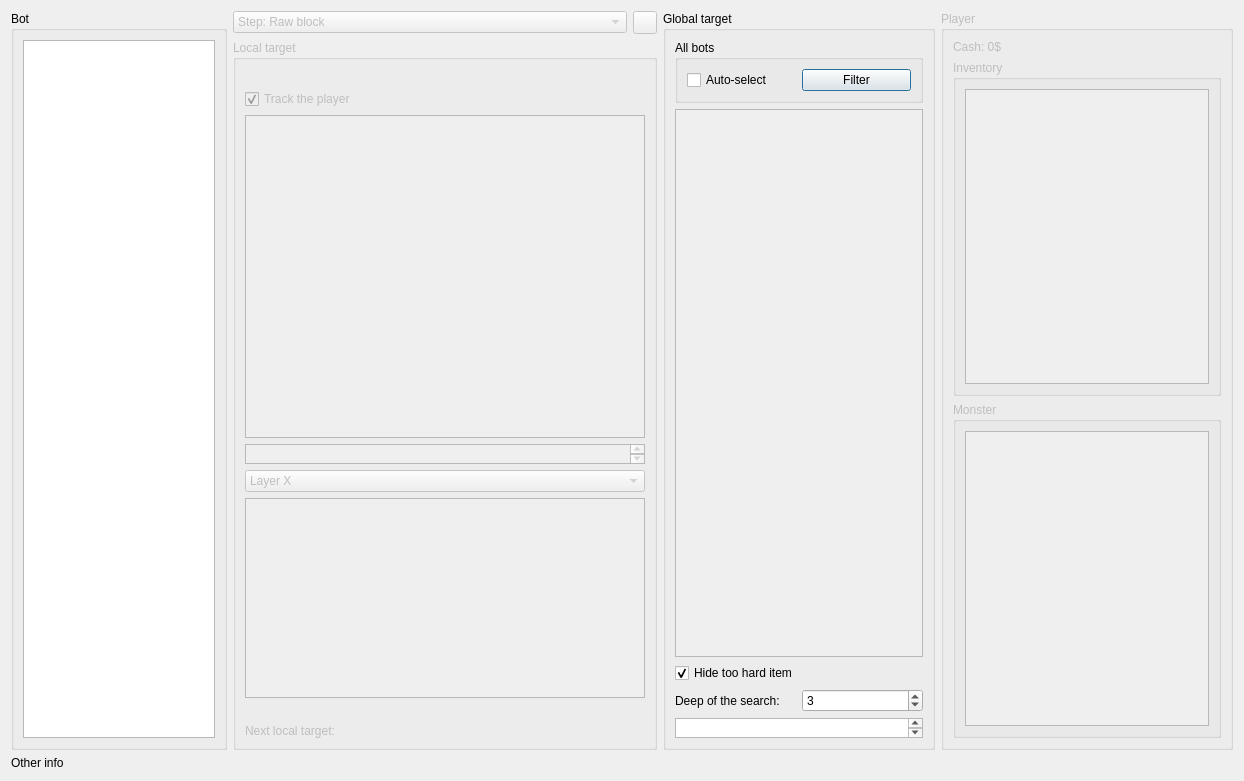
The window that tools/bot-actions/BotTargetList.ui (alphaonex86/CatchChallenger) describes before a commit, drawn with Qt 5.
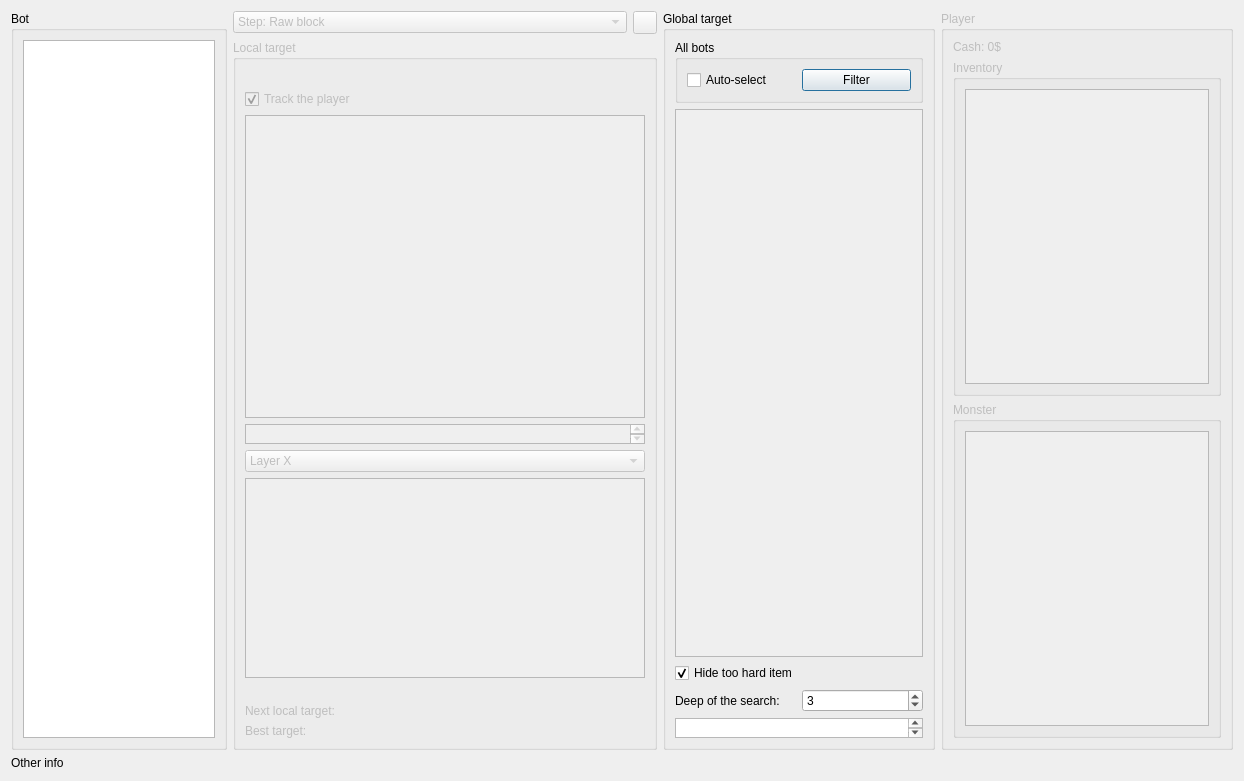
The same window after the commit. Icons and pictures are not drawn.

Commit message: [Change] Do the return of the best target (tools)

The edit to the form file:
```diff
--- a/tools/bot-actions/BotTargetList.ui
+++ b/tools/bot-actions/BotTargetList.ui
@@ -210,6 +210,13 @@
             </property>
            </widget>
           </item>
+          <item>
+           <widget class="QLabel" name="bestTarget">
+            <property name="text">
+             <string>Best target:</string>
+            </property>
+           </widget>
+          </item>
          </layout>
         </widget>
        </item>
```
The commit also changes 3 other files.
